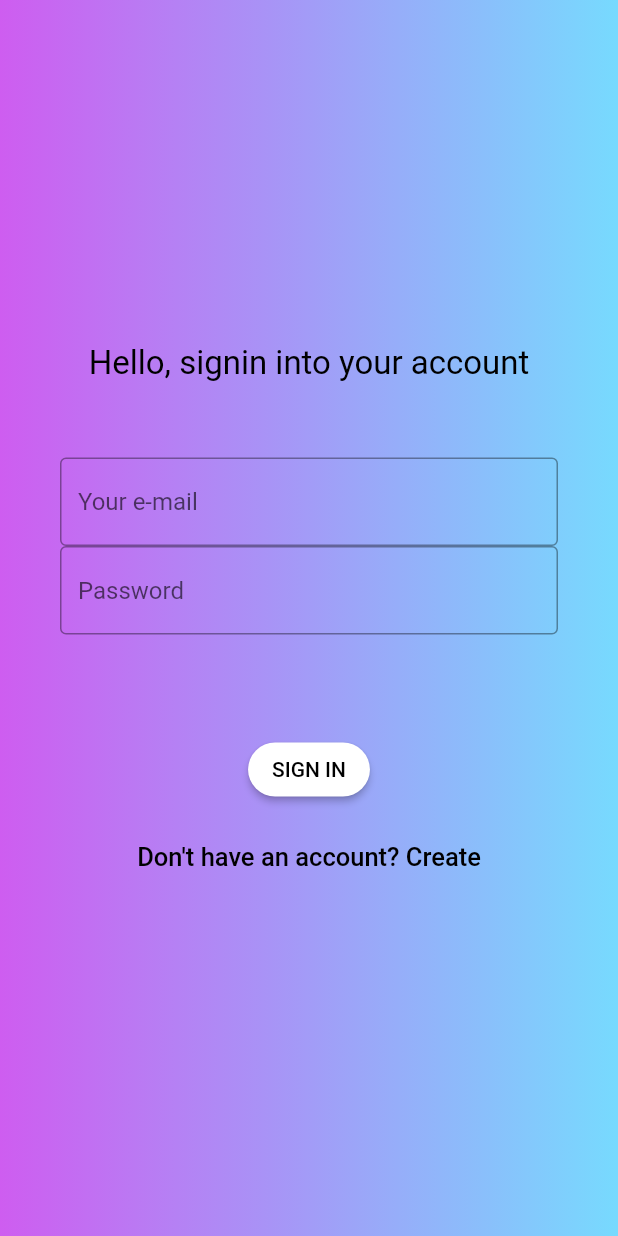
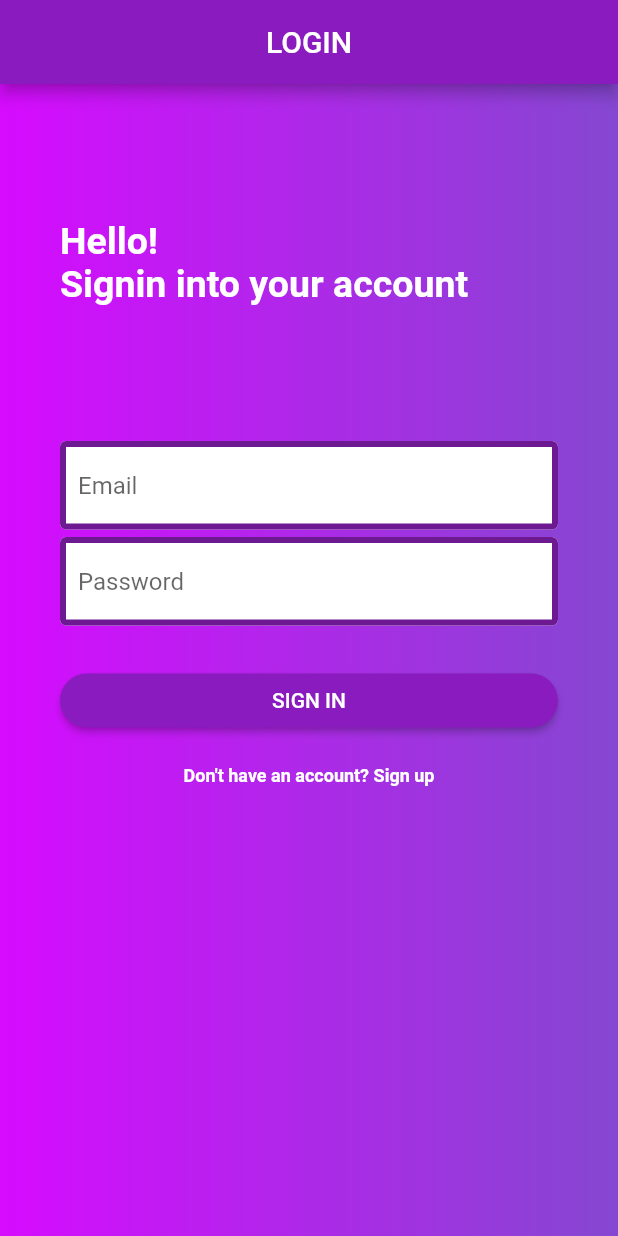
Before and after one commit to michalkrysinski/notemobile, a Flutter app: the screen it shows after launch, on a phone screen of 412 x 824 dp. Run offline on Flutter 3.47's test engine with Material 2 defaults, Android fonts, the phone set to English and light mode, and no system bars; our stand-ins replace animated_text_kit, firebase_auth, firebase_core, google_fonts; accounts and stored records are empty; Roboto replaces fonts that are missing (Alef).

Commit message:
Update all the colors

```diff
--- a/lib/page/first_page/first_page.dart
+++ b/lib/page/first_page/first_page.dart
@@ -30,34 +30,30 @@ class _FirstPage extends State<FirstPage> {
   @override
   Widget build(BuildContext context) {
     return Scaffold(
+      appBar: AppBar(
+        title: const Text('NOTEMOBILE'),
+        centerTitle: true,
+        backgroundColor: const Color.fromARGB(255, 48, 0, 70),
+      ),
       body: Container(
         width: double.infinity,
         height: double.infinity,
         decoration: const BoxDecoration(
           gradient: LinearGradient(
             colors: [
-              Color.fromARGB(255, 206, 93, 240),
-              Color.fromARGB(255, 159, 85, 233),
+              Color.fromARGB(255, 95, 0, 143),
+              Color.fromARGB(255, 54, 0, 67),
             ],
           ),
         ),
-        child: Column(
+        child: ListView(
           children: [
-            const SizedBox(
-              height: 190,
-            ),
-            const CircleAvatar(
-              backgroundImage: AssetImage('images/iconnotes2.jpg'),
-              radius: 90,
-            ),
-            const SizedBox(
-              height: 80,
-            ),
             SizedBox(
-              height: 50,
+              height: 630,
+              child: Center(
                 child: DefaultTextStyle(
                   style: const TextStyle(
-                  color: Color.fromARGB(255, 0, 0, 0),
+                    color: Color.fromARGB(255, 255, 255, 255),
                     fontSize: 35,
                   ),
                   child: AnimatedTextKit(
@@ -76,6 +72,14 @@ class _FirstPage extends State<FirstPage> {
                     ],
                   ),
                 ),
+              ),
+            ),
+            const SizedBox(
+              height: 1,
+            ),
+            const CircularProgressIndicator(
+              valueColor: AlwaysStoppedAnimation<Color>(
+                  Color.fromARGB(255, 255, 255, 255)),
             ),
           ],
         ),
--- a/lib/page/login_page/login_page.dart
+++ b/lib/page/login_page/login_page.dart
@@ -21,49 +21,85 @@ class _LoginPageState extends State<LoginPage> {
   @override
   Widget build(BuildContext context) {
     return Scaffold(
+      appBar: AppBar(
+        title: Text(isCreatingAccount == true ? 'REGISTER' : 'LOGIN'),
+        centerTitle: true,
+        backgroundColor: const Color.fromARGB(255, 138, 27, 190),
+      ),
       body: Container(
         width: double.infinity,
         height: double.infinity,
         decoration: const BoxDecoration(
           gradient: LinearGradient(
             colors: [
-            Color.fromARGB(255, 206, 93, 240),
-            Color.fromARGB(255, 119, 218, 254),
+              Color.fromARGB(255, 214, 11, 255),
+              Color.fromARGB(255, 133, 71, 209),
             ],
           ),
         ),
         child: Center(
           child: Padding(
             padding: const EdgeInsets.all(40.0),
-          child: Column(
-            mainAxisAlignment: MainAxisAlignment.center,
+            child: ListView(
               children: [
+                const SizedBox(
+                  height: 50,
+                ),
                 Text(
                   isCreatingAccount == true
-                    ? 'Create account'
-                    : 'Hello, signin into your account',
+                      ? 'Hello!                                    Create your account'
+                      : 'Hello!                                    Signin into your account',
                   style: GoogleFonts.alef(
-                    fontSize: 22, color: const Color.fromARGB(255, 0, 0, 0)),
+                      fontSize: 25,
+                      color: const Color.fromARGB(255, 255, 255, 255),
+                      fontWeight: FontWeight.bold),
                 ),
-              const SizedBox(height: 50),
+                const SizedBox(height: 90),
                 TextField(
                   controller: widget.emailController,
+                  style: const TextStyle(color: Colors.black),
                   decoration: const InputDecoration(
-                  border: OutlineInputBorder(),
-                  hintText: 'Your e-mail',
+                    fillColor: Color.fromARGB(255, 255, 255, 255),
+                    filled: true,
+                    focusedBorder: OutlineInputBorder(
+                      borderSide: BorderSide(
+                          color: Color.fromARGB(255, 255, 255, 255),
+                          width: 4.0),
                     ),
+                    enabledBorder: OutlineInputBorder(
+                      borderSide: BorderSide(
+                          color: Color.fromARGB(255, 108, 25, 146), width: 4.0),
+                    ),
+                    hintText: 'Email',
+                  ),
+                ),
+                const SizedBox(
+                  height: 5,
                 ),
                 TextField(
                   controller: widget.passwordController,
                   obscureText: true,
+                  style: const TextStyle(
+                    color: Colors.black,
+                  ),
                   decoration: const InputDecoration(
-                  border: OutlineInputBorder(),
+                    fillColor: Color.fromARGB(255, 255, 255, 255),
+                    filled: true,
+                    focusedBorder: OutlineInputBorder(
+                      borderSide: BorderSide(
+                          color: Color.fromARGB(255, 255, 255, 255),
+                          width: 4.0),
+                    ),
+                    enabledBorder: OutlineInputBorder(
+                      borderSide: BorderSide(
+                          color: Color.fromARGB(255, 108, 25, 146), width: 4.0),
+                    ),
                     hintText: 'Password',
                   ),
                 ),
-              const SizedBox(height: 20),
+                const SizedBox(height: 5),
                 Text(errorMessage),
-              const SizedBox(height: 30),
+                const SizedBox(height: 5),
                 ElevatedButton(
                   onPressed: () async {
                     if (isCreatingAccount == true) {
@@ -93,16 +129,17 @@ class _LoginPageState extends State<LoginPage> {
                       }
                     }
                   },
-                child: Text(isCreatingAccount == true ? 'REGISTER' : 'SIGN IN'),
+                  child:
+                      Text(isCreatingAccount == true ? 'SIGN UP' : 'SIGN IN'),
                   style: ElevatedButton.styleFrom(
-                  primary: Colors.white,
-                  onPrimary: Colors.black,
+                    primary: const Color.fromARGB(255, 138, 27, 190),
+                    onPrimary: const Color.fromARGB(255, 255, 255, 255),
                     shape: RoundedRectangleBorder(
                       borderRadius: BorderRadius.circular(25),
                     ),
                   ),
                 ),
-              const SizedBox(height: 10),
+                const SizedBox(height: 2),
                 if (isCreatingAccount == false) ...[
                   TextButton(
                     onPressed: () {
@@ -111,10 +148,12 @@ class _LoginPageState extends State<LoginPage> {
                       });
                     },
                     child: Text(
-                    'Don\'t have an account? Create',
+                      'Don\'t have an account? Sign up',
                       style: GoogleFonts.alef(
-                        fontSize: 17,
-                        color: const Color.fromARGB(255, 0, 0, 0)),
+                        fontSize: 12,
+                        fontWeight: FontWeight.bold,
+                        color: const Color.fromARGB(255, 255, 255, 255),
+                      ),
                     ),
                   ),
                 ],
@@ -128,8 +167,10 @@ class _LoginPageState extends State<LoginPage> {
                     child: Text(
                       'Do you have an account? Sign in',
                       style: GoogleFonts.alef(
-                        fontSize: 17,
-                        color: const Color.fromARGB(255, 0, 0, 0)),
+                        fontSize: 12,
+                        fontWeight: FontWeight.bold,
+                        color: const Color.fromARGB(255, 0, 60, 255),
+                      ),
                     ),
                   ),
                 ],
@@ -137,6 +178,7 @@ class _LoginPageState extends State<LoginPage> {
             ),
           ),
         ),
-    ));
+      ),
+    );
   }
 }
```
Also changed, not shown: images/collaboration.webp (added), images/iconnotebook.png (added), images/ideabest.jpg (added), images/ideabest2.jpg (added). Lines whose indentation alone changed are shown as unchanged.
